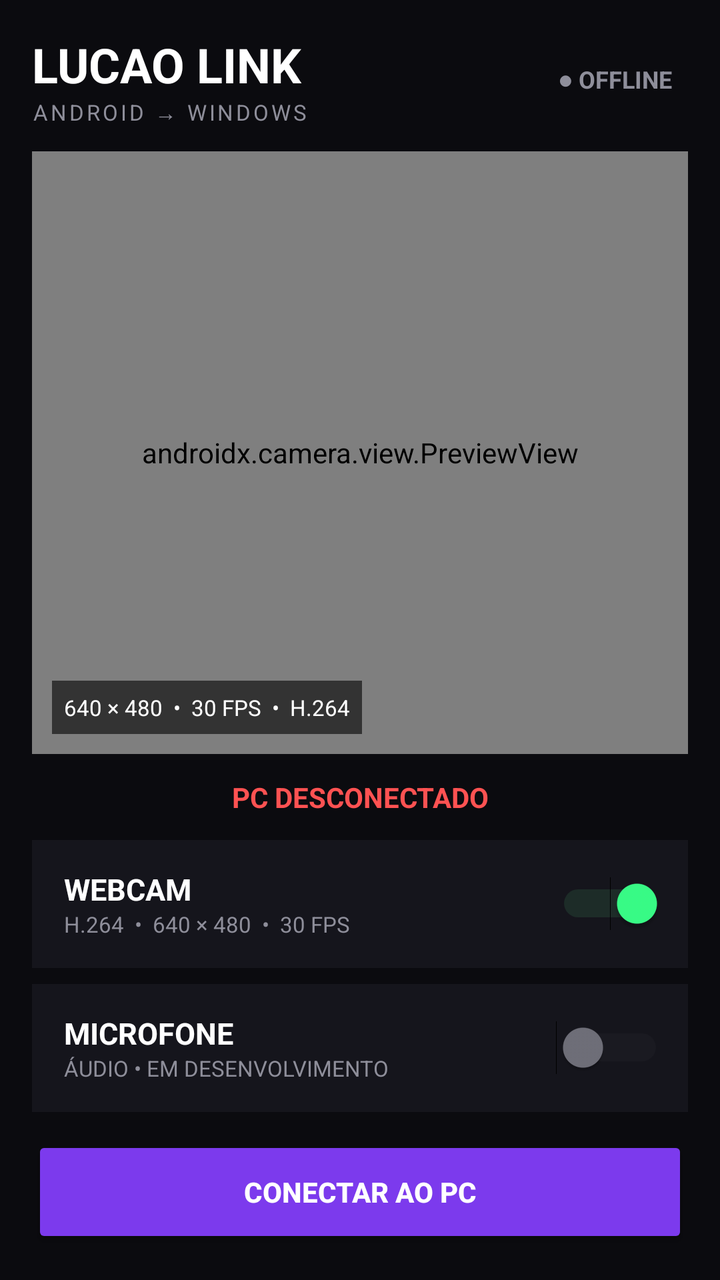
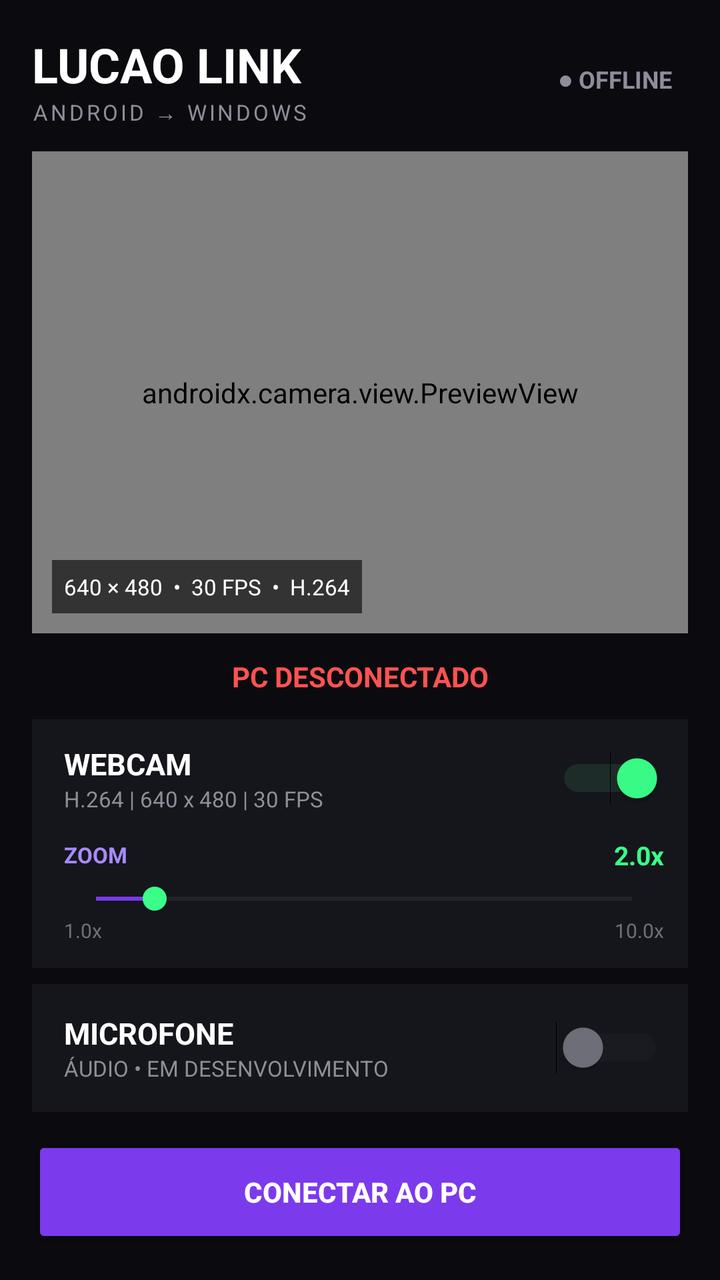

An Android layout rendered at two revisions. The XML below is the earlier revision; the diff shows what the commit changed to produce the second picture.
<!-- AndroidManifest.xml: application theme Theme.LUCAOLINK -->
<!-- res/layout/activity_main.xml -->
<?xml version="1.0" encoding="utf-8"?>
<LinearLayout
    xmlns:android="http://schemas.android.com/apk/res/android"
    xmlns:app="http://schemas.android.com/apk/res-auto"
    android:id="@+id/main"
    android:layout_width="match_parent"
    android:layout_height="match_parent"
    android:orientation="vertical"
    android:background="#0B0B0F"
    android:padding="16dp">

    

    <LinearLayout
        android:layout_width="match_parent"
        android:layout_height="wrap_content"
        android:orientation="horizontal"
        android:gravity="center_vertical"
        android:paddingBottom="12dp">

        <LinearLayout
            android:layout_width="0dp"
            android:layout_height="wrap_content"
            android:layout_weight="1"
            android:orientation="vertical">

            <TextView
                android:layout_width="wrap_content"
                android:layout_height="wrap_content"
                android:text="LUCAO LINK"
                android:textColor="#FFFFFF"
                android:textSize="24sp"
                android:textStyle="bold" />

            <TextView
                android:layout_width="wrap_content"
                android:layout_height="wrap_content"
                android:text="ANDROID → WINDOWS"
                android:textColor="#8E8E9A"
                android:textSize="11sp"
                android:letterSpacing="0.12" />

        </LinearLayout>

        <TextView
            android:id="@+id/connectionBadge"
            android:layout_width="wrap_content"
            android:layout_height="wrap_content"
            android:text="● OFFLINE"
            android:textColor="#8E8E9A"
            android:textSize="12sp"
            android:textStyle="bold"
            android:padding="8dp" />

    </LinearLayout>


    

    <FrameLayout
        android:layout_width="match_parent"
        android:layout_height="0dp"
        android:layout_weight="1"
        android:background="#15151C">

        <androidx.camera.view.PreviewView
            android:id="@+id/cameraPreview"
            android:layout_width="match_parent"
            android:layout_height="match_parent"
            app:scaleType="fillCenter" />

        <TextView
            android:layout_width="wrap_content"
            android:layout_height="wrap_content"
            android:layout_gravity="bottom|start"
            android:layout_margin="10dp"
            android:text="640 × 480  •  30 FPS  •  H.264"
            android:textColor="#FFFFFF"
            android:textSize="11sp"
            android:background="#99000000"
            android:padding="6dp" />

    </FrameLayout>


    

    <TextView
        android:id="@+id/statusText"
        android:layout_width="match_parent"
        android:layout_height="wrap_content"
        android:text="PC DESCONECTADO"
        android:textColor="#FF5252"
        android:textSize="14sp"
        android:textStyle="bold"
        android:gravity="center"
        android:paddingTop="12dp"
        android:paddingBottom="12dp" />


    

    <LinearLayout
        android:layout_width="match_parent"
        android:layout_height="64dp"
        android:orientation="horizontal"
        android:gravity="center_vertical"
        android:background="#15151C"
        android:paddingStart="16dp"
        android:paddingEnd="12dp"
        android:layout_marginBottom="8dp">

        <LinearLayout
            android:layout_width="0dp"
            android:layout_height="wrap_content"
            android:layout_weight="1"
            android:orientation="vertical">

            <TextView
                android:layout_width="wrap_content"
                android:layout_height="wrap_content"
                android:text="WEBCAM"
                android:textColor="#FFFFFF"
                android:textSize="15sp"
                android:textStyle="bold" />

            <TextView
                android:layout_width="wrap_content"
                android:layout_height="wrap_content"
                android:text="H.264  •  640 × 480  •  30 FPS"
                android:textColor="#8E8E9A"
                android:textSize="11sp" />

        </LinearLayout>

        <Switch
    android:id="@+id/webcamSwitch"
    android:layout_width="wrap_content"
    android:layout_height="wrap_content"
    android:checked="true"
    android:thumbTint="@color/switch_thumb_color"
    android:trackTint="@color/switch_track_color" />

    </LinearLayout>


    

    <LinearLayout
        android:layout_width="match_parent"
        android:layout_height="64dp"
        android:orientation="horizontal"
        android:gravity="center_vertical"
        android:background="#15151C"
        android:paddingStart="16dp"
        android:paddingEnd="12dp"
        android:layout_marginBottom="12dp">

        <LinearLayout
            android:layout_width="0dp"
            android:layout_height="wrap_content"
            android:layout_weight="1"
            android:orientation="vertical">

            <TextView
                android:layout_width="wrap_content"
                android:layout_height="wrap_content"
                android:text="MICROFONE"
                android:textColor="#FFFFFF"
                android:textSize="15sp"
                android:textStyle="bold" />

            <TextView
                android:layout_width="wrap_content"
                android:layout_height="wrap_content"
                android:text="ÁUDIO • EM DESENVOLVIMENTO"
                android:textColor="#8E8E9A"
                android:textSize="11sp" />

        </LinearLayout>

        <Switch
    android:id="@+id/microphoneSwitch"
    android:layout_width="wrap_content"
    android:layout_height="wrap_content"
    android:enabled="false"
    android:checked="false"
    android:thumbTint="@color/switch_thumb_color"
    android:trackTint="@color/switch_track_color" />

    </LinearLayout>


    

    <Button
        android:id="@+id/connectButton"
        android:layout_width="match_parent"
        android:layout_height="56dp"
        android:text="CONECTAR AO PC"
        android:textColor="#FFFFFF"
        android:textStyle="bold"
        android:textSize="14sp"
        android:backgroundTint="#7C3AED" />

</LinearLayout>
<!-- resources referenced by this layout -->
<resources>
  <style name="Theme.LUCAOLINK" parent="Base.Theme.LUCAOLINK" />
  <style name="Base.Theme.LUCAOLINK" parent="Theme.Material3.DayNight.NoActionBar">
          
          
      </style>
</resources>

<!-- the commit's change to res/layout/activity_main.xml (unified diff, before → after) -->
@@ -100,15 +100,24 @@
 
     
 
-    <LinearLayout
-        android:layout_width="match_parent"
-        android:layout_height="64dp"
-        android:orientation="horizontal"
-        android:gravity="center_vertical"
-        android:background="#15151C"
-        android:paddingStart="16dp"
-        android:paddingEnd="12dp"
-        android:layout_marginBottom="8dp">
+<LinearLayout
+    android:layout_width="match_parent"
+    android:layout_height="wrap_content"
+    android:orientation="vertical"
+    android:background="#15151C"
+    android:paddingStart="16dp"
+    android:paddingEnd="12dp"
+    android:paddingTop="12dp"
+    android:paddingBottom="12dp"
+    android:layout_marginBottom="8dp">
+
+    
+
+    <LinearLayout
+        android:layout_width="match_parent"
+        android:layout_height="wrap_content"
+        android:orientation="horizontal"
+        android:gravity="center_vertical">
 
         <LinearLayout
             android:layout_width="0dp"
@@ -127,24 +136,90 @@
             <TextView
                 android:layout_width="wrap_content"
                 android:layout_height="wrap_content"
-                android:text="H.264  •  640 × 480  •  30 FPS"
+                android:text="H.264 | 640 x 480 | 30 FPS"
                 android:textColor="#8E8E9A"
                 android:textSize="11sp" />
 
         </LinearLayout>
 
         <Switch
-    android:id="@+id/webcamSwitch"
-    android:layout_width="wrap_content"
-    android:layout_height="wrap_content"
-    android:checked="true"
-    android:thumbTint="@color/switch_thumb_color"
-    android:trackTint="@color/switch_track_color" />
-
-    </LinearLayout>
-
-
-    
+            android:id="@+id/webcamSwitch"
+            android:layout_width="wrap_content"
+            android:layout_height="wrap_content"
+            android:checked="true"
+            android:thumbTint="@color/switch_thumb_color"
+            android:trackTint="@color/switch_track_color" />
+
+    </LinearLayout>
+
+    
+
+    <LinearLayout
+        android:layout_width="match_parent"
+        android:layout_height="wrap_content"
+        android:layout_marginTop="12dp"
+        android:orientation="horizontal"
+        android:gravity="center_vertical">
+
+        <TextView
+            android:layout_width="0dp"
+            android:layout_height="wrap_content"
+            android:layout_weight="1"
+            android:text="ZOOM"
+            android:textColor="#A78BFA"
+            android:textSize="11sp"
+            android:textStyle="bold" />
+
+        <TextView
+            android:id="@+id/zoomValueText"
+            android:layout_width="wrap_content"
+            android:layout_height="wrap_content"
+            android:text="2.0x"
+            android:textColor="#39FF88"
+            android:textSize="13sp"
+            android:textStyle="bold" />
+
+    </LinearLayout>
+
+    <SeekBar
+        android:id="@+id/zoomSeekBar"
+        android:layout_width="match_parent"
+        android:layout_height="wrap_content"
+        android:layout_marginTop="4dp"
+        android:max="100"
+        android:progress="11"
+        android:progressTint="#7C3AED"
+        android:thumbTint="#39FF88" />
+
+    
+
+    <LinearLayout
+        android:layout_width="match_parent"
+        android:layout_height="wrap_content"
+        android:orientation="horizontal">
+
+        <TextView
+            android:id="@+id/zoomMinText"
+            android:layout_width="0dp"
+            android:layout_height="wrap_content"
+            android:layout_weight="1"
+            android:text="1.0x"
+            android:textColor="#70707A"
+            android:textSize="10sp" />
+
+        <TextView
+            android:id="@+id/zoomMaxText"
+            android:layout_width="wrap_content"
+            android:layout_height="wrap_content"
+            android:text="10.0x"
+            android:textColor="#70707A"
+            android:textSize="10sp" />
+
+    </LinearLayout>
+
+</LinearLayout>
+
+
 
     <LinearLayout
         android:layout_width="match_parent"
